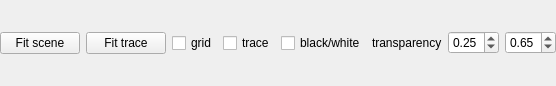
Before: the Qt Designer form applications/viewer/libViewer/Form3DToolBox.ui in T-PLAY/hub, drawn with Qt 5.
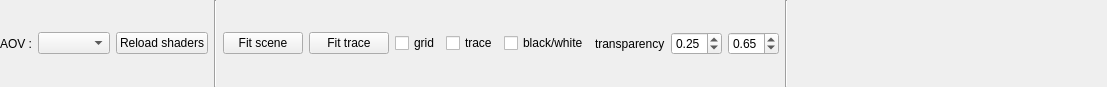
After: the same form once the commit is applied.

```diff
--- a/applications/viewer/libViewer/Form3DToolBox.ui
+++ b/applications/viewer/libViewer/Form3DToolBox.ui
@@ -6,8 +6,8 @@
    <rect>
     <x>0</x>
     <y>0</y>
-    <width>519</width>
-    <height>86</height>
+    <width>1107</width>
+    <height>87</height>
    </rect>
   </property>
   <property name="sizePolicy">
@@ -32,6 +32,30 @@
    <property name="bottomMargin">
     <number>0</number>
    </property>
+   <item>
+    <widget class="QLabel" name="label_2">
+     <property name="text">
+      <string>AOV :</string>
+     </property>
+    </widget>
+   </item>
+   <item>
+    <widget class="QComboBox" name="comboBox_displayedTexture"/>
+   </item>
+   <item>
+    <widget class="QPushButton" name="pushButton_reloadShaders">
+     <property name="text">
+      <string>Reload shaders</string>
+     </property>
+    </widget>
+   </item>
+   <item>
+    <widget class="Line" name="line_2">
+     <property name="orientation">
+      <enum>Qt::Vertical</enum>
+     </property>
+    </widget>
+   </item>
    <item>
     <widget class="QPushButton" name="pushButton_fitScene">
      <property name="text">
@@ -100,6 +124,13 @@
      </property>
     </widget>
    </item>
+   <item>
+    <widget class="Line" name="line">
+     <property name="orientation">
+      <enum>Qt::Vertical</enum>
+     </property>
+    </widget>
+   </item>
    <item>
     <spacer name="horizontalSpacer">
      <property name="orientation">
```
Left out of the diff: 2 changed lines with no effect on the pictures.
